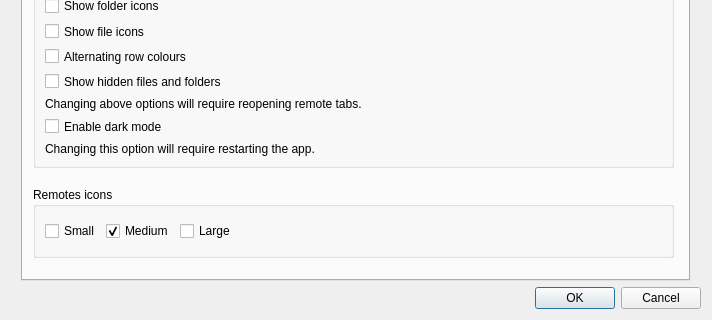
This is src/preferences_dialog.ui in SysAdminDoc/RcloneBrowserNG as Qt 5 draws it before an edit; both pictures show x 0 to 712 and y 220 to 540 of the 712 by 540 pixel window. The edited form follows.
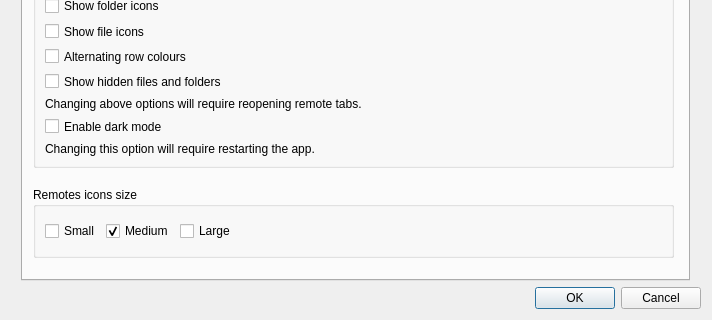
This is the edited form. The open tabs and pages were chosen to show the change.

Commit message: Remotes icons size name change

The edit to the form file:
```diff
--- a/src/preferences_dialog.ui
+++ b/src/preferences_dialog.ui
@@ -395,7 +395,7 @@
         </sizepolicy>
        </property>
        <property name="title">
-        <string>Remotes icons</string>
+        <string>Remotes icons size</string>
        </property>
        <layout class="QHBoxLayout" name="horizontalLayout">
         <item>
```
